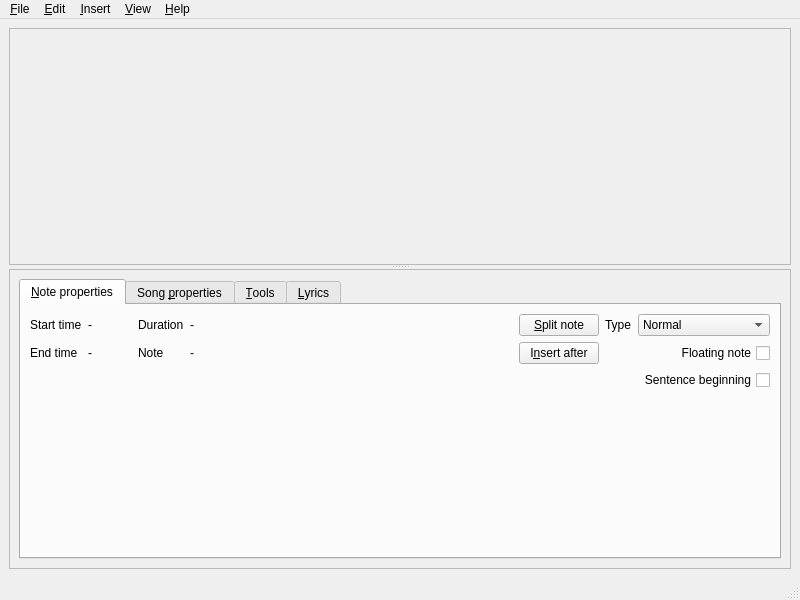
First picture: the form in editor.ui, repository performous/composer, before the edit.
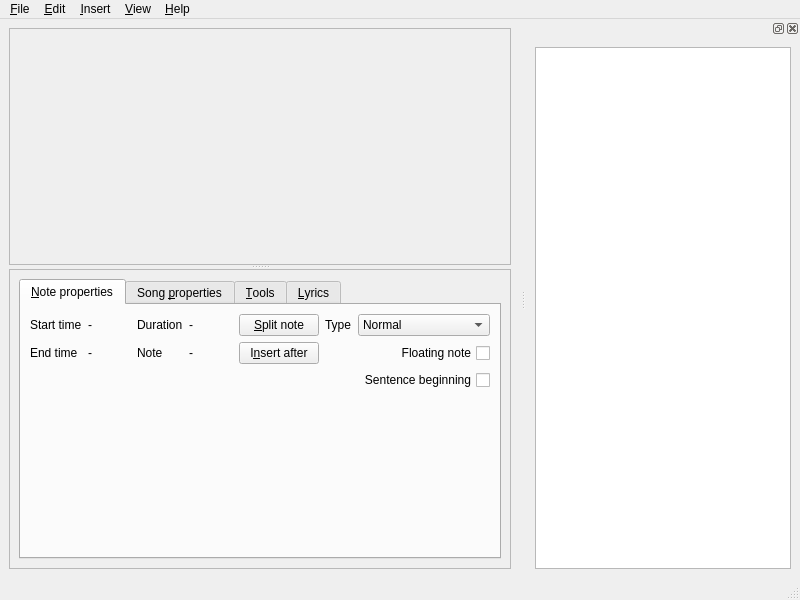
Second picture: the form after the edit.

Commit message: Added help browser dock widget thingy. Content needs expanding.

Diff of the .ui file:
```diff
--- a/editor.ui
+++ b/editor.ui
@@ -47,7 +47,7 @@
          <rect>
           <x>0</x>
           <y>0</y>
-          <width>780</width>
+          <width>534</width>
           <height>227</height>
          </rect>
         </property>
@@ -579,6 +579,36 @@
    <addaction name="menuHelp"/>
   </widget>
   <widget class="QStatusBar" name="statusbar"/>
+  <widget class="QDockWidget" name="helpDock">
+   <property name="enabled">
+    <bool>true</bool>
+   </property>
+   <attribute name="dockWidgetArea">
+    <number>2</number>
+   </attribute>
+   <widget class="QWidget" name="dockWidgetContents">
+    <layout class="QVBoxLayout" name="verticalLayout">
+     <item>
+      <widget class="QTextBrowser" name="helpBrowser">
+       <property name="sizePolicy">
+        <sizepolicy hsizetype="Expanding" vsizetype="Expanding">
+         <horstretch>0</horstretch>
+         <verstretch>0</verstretch>
+        </sizepolicy>
+       </property>
+       <property name="source">
+        <url>
+         <string>qrc:/docs/helpindex.html</string>
+        </url>
+       </property>
+       <property name="openExternalLinks">
+        <bool>true</bool>
+       </property>
+      </widget>
+     </item>
+    </layout>
+   </widget>
+  </widget>
   <action name="actionAbout">
    <property name="text">
     <string>&amp;About...</string>
```
Left out of the diff: 28 changed lines with no effect on the pictures. The commit also changes 3 other files.
